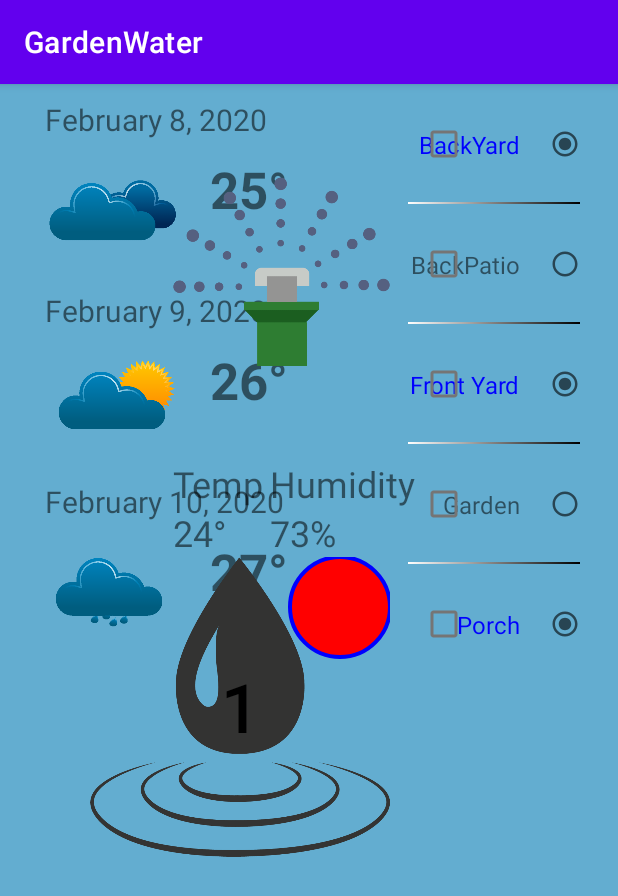
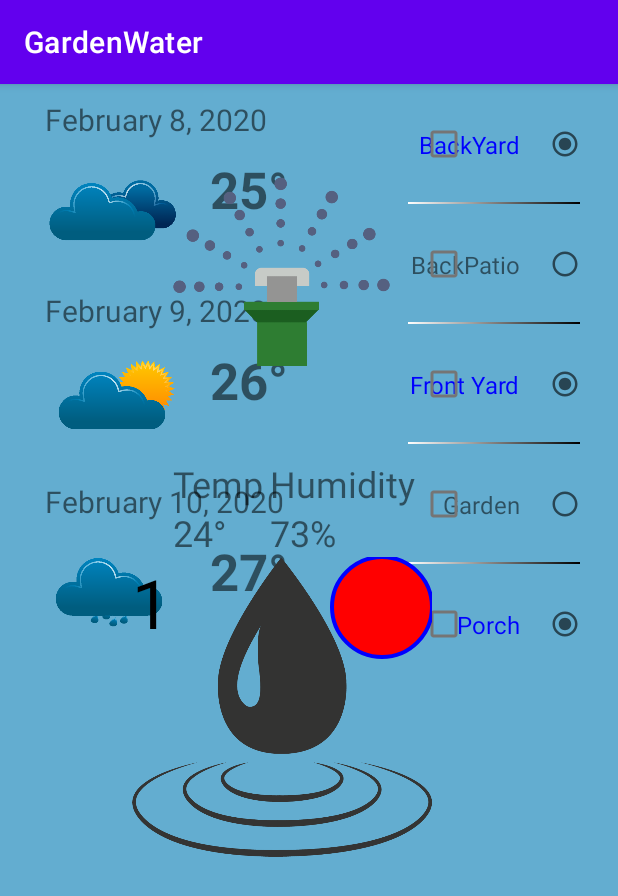
Before and after one commit to ilsave/Homework2, an Android app: the screen it shows after launch (MainActivity), on a phone screen of 412 x 824 dp. Shown: the top 896 px of the screen. Run offline under Robolectric (Android 15) with nearby library versions, the phone set to English and light mode, and no system bars.

Commit message:
change customView

```diff
--- a/app/src/main/java/com/example/gardenwater/CustomDropView.kt
+++ b/app/src/main/java/com/example/gardenwater/CustomDropView.kt
@@ -8,7 +8,7 @@ import android.graphics.Path
 import android.util.AttributeSet
 
 
-class CustomDropView(context: Context, attributes: AttributeSet): androidx.appcompat.widget.AppCompatButton(context, attributes) {
+class CustomDropView(context: Context, attributes: AttributeSet): androidx.appcompat.widget.AppCompatTextView(context, attributes) {
 
     companion object {
         private const val DEFAULT_CIRCLE_COLOR = Color.YELLOW
@@ -24,7 +24,6 @@ class CustomDropView(context: Context, attributes: AttributeSet): androidx.appco
     private var circleColor = DEFAULT_CIRCLE_COLOR
     private var borderColor = DEFAULT_BORDER_COLOR
     private var borderWidth = DEFAULT_BORDER_WIDTH
-    private val mouthPath = Path()
     private var size = 320
 
     public var focusedState = FOCUSED
@@ -51,15 +50,15 @@ class CustomDropView(context: Context, attributes: AttributeSet): androidx.appco
     }
 
     override fun onDraw(canvas: Canvas?) {
+        drawCirle(canvas)
         super.onDraw(canvas)
-        drawCirle(canvas)
     }
 
     override fun onAttachedToWindow() {
         super.onAttachedToWindow()
 
         //для отступов внутри самой вьюшки, будет обращена именно к тексту
-        //setPadding((measuredWidth - size / 2f).toInt(), (size / 2f).toInt(), 0, 0)
+        setPadding((measuredWidth* 0.75).toInt(), 0 , 0, 0)
     }
 
     override fun onMeasure(widthMeasureSpec: Int, heightMeasureSpec: Int) {
--- a/app/src/main/res/layout/activity_main.xml
+++ b/app/src/main/res/layout/activity_main.xml
@@ -129,9 +129,8 @@
         app:BorderColor="@color/blue"
         app:CircleColor="@color/red"
         app:layout_constraintEnd_toEndOf="@+id/ivHose"
-        app:layout_constraintHorizontal_bias="1.0"
         app:layout_constraintStart_toEndOf="@id/guideline1"
-        app:layout_constraintStart_toStartOf="@+id/ivHose"
+        app:layout_constraintEnd_toStartOf="@+id/guideline2"
         app:layout_constraintTop_toBottomOf="@+id/tvHumidityValue"
         app:state="focused" />
 
```
Also changed, not shown: app/src/main/java/com/example/gardenwater/MainActivity.kt (+0 -7 lines).
